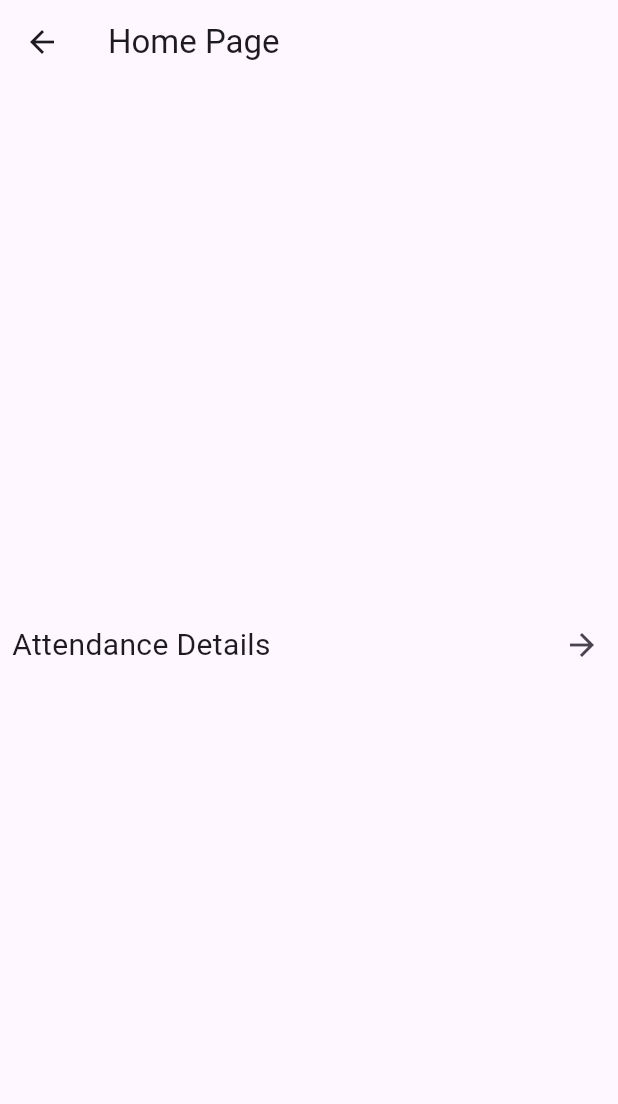
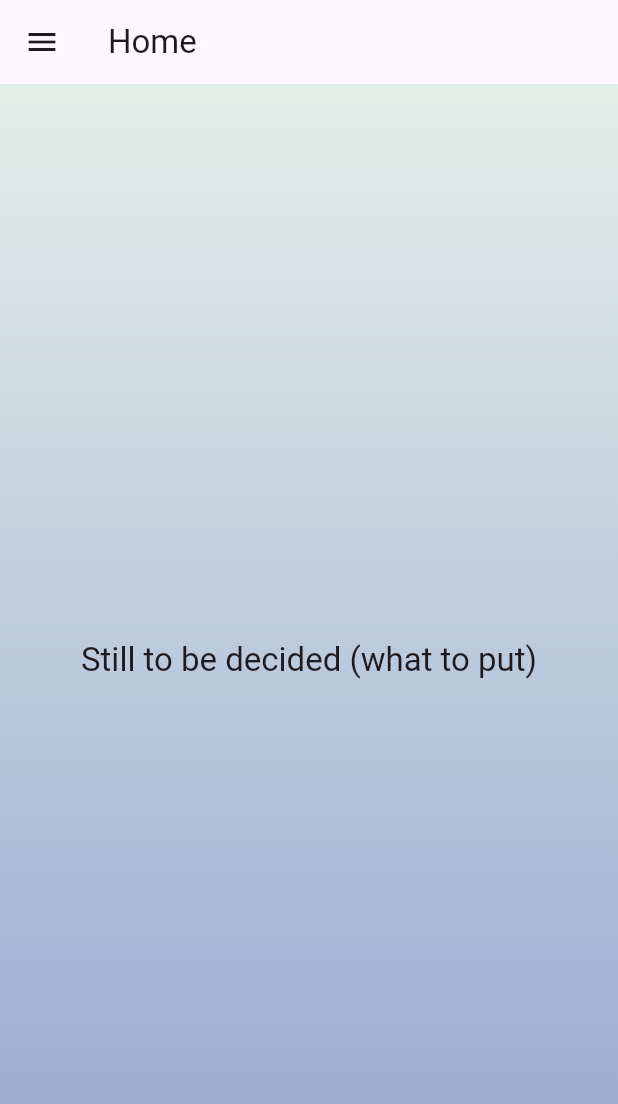
Before and after one commit to VeerNagda/StudentTrackerUI, a Flutter app: the HomePage screen opened directly, on a phone screen of 412 x 824 dp. Shown: the top 1104 px of the screen. Run offline on Flutter 3.47's test engine with Material 3 defaults, Android fonts, the phone set to English and light mode, and no system bars.

Commit message:
home, password change, main(login), added gradient event(detail) page - error

```diff
--- a/lib/HomePage.dart
+++ b/lib/HomePage.dart
@@ -1,56 +1,70 @@
 import 'package:flutter/material.dart';
+import 'PasswordChangePage.dart';
+import 'EventDetails.dart';
 
 void main() {
-  runApp(MyApp());
+  runApp(const MyApp());
+}
+
+class MyApp extends StatelessWidget {
+  const MyApp({Key? key}) : super(key: key);
+
+  @override
+  Widget build(BuildContext context) {
+    return MaterialApp(
+      home: const HomePage(),
+    );
+  }
 }
 
 class HomePage extends StatelessWidget {
+  const HomePage({Key? key}) : super(key: key);
+
   @override
   Widget build(BuildContext context) {
     return Scaffold(
       appBar: AppBar(
-        title: Text('Home Page'),
+        title: const Text('Home'),
       ),
-      body: Center(
-        child: Column(
-          mainAxisAlignment: MainAxisAlignment.center,
+      drawer: Drawer(
+        child: ListView(
           children: [
-            Row(
-              mainAxisAlignment: MainAxisAlignment.spaceBetween,
-              children: [
-                Padding(
-                  padding: const EdgeInsets.all(8.0),
-                  child: Text(
-                    'Attendance Details',
-                    style: TextStyle(fontSize: 20),
+            ListTile(
+              title: const Text('Events'),
+              onTap: () {
+                Navigator.push(
+                  context,
+                  MaterialPageRoute(
+                    builder: (context) => EventDetails(),
                   ),
-                ),
-                IconButton(
-                  icon: Icon(Icons.arrow_forward),
-                  onPressed: () {
-                    // Navigate or perform action when the arrow is pressed
-                  },
-                ),
-              ],
+                );
+              },
             ),
-            SizedBox(height: 20),
-            // Add other widgets or content below if needed
           ],
+        ),
+      ),
+      body: Container(
+        decoration: BoxDecoration(
+          gradient: LinearGradient(
+            begin: Alignment.topCenter,
+            end: Alignment.bottomCenter,
+            colors: [Color(0xFFe4efe9), Color(0xFF93a5cf)],
+          ),
+        ),
+        child: Center(
+          child: Column(
+            mainAxisSize: MainAxisSize.min,
+            mainAxisAlignment: MainAxisAlignment.center,
+            children: [
+
+              Text(
+                'Still to be decided (what to put)',
+                style: Theme.of(context).textTheme.headline6,
+              ),
+            ],
+          ),
         ),
       ),
     );
   }
 }
-
-class MyApp extends StatelessWidget {
-  @override
-  Widget build(BuildContext context) {
-    return MaterialApp(
-      title: 'Home Page',
-      theme: ThemeData(
-        primarySwatch: Colors.blue,
-      ),
-      home: HomePage(),
-    );
-  }
-}
```
Also changed, not shown: lib/PasswordChangePage.dart (added, +127 -0 lines), lib/main.dart (+64 -47 lines), images/login.png (renamed from assets/images/login.png), lib/pass_change.dart (deleted).
